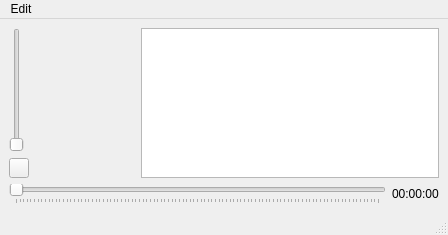
The window that app/src/mainwindow.ui (ailchuk/uamp) describes before a commit, drawn with Qt 5.
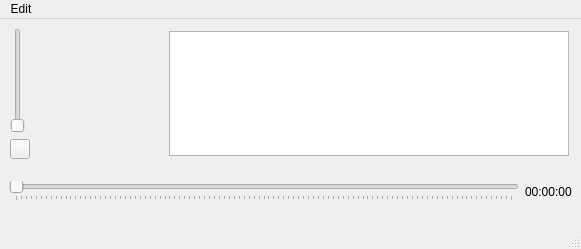
The same window after the commit. Icons and pictures are not drawn.

Commit message: other ui works but not player

The edit to the form file:
```diff
--- a/app/src/mainwindow.ui
+++ b/app/src/mainwindow.ui
@@ -6,8 +6,8 @@
    <rect>
     <x>0</x>
     <y>0</y>
-    <width>448</width>
-    <height>235</height>
+    <width>581</width>
+    <height>249</height>
    </rect>
   </property>
   <property name="windowTitle">
@@ -15,12 +15,20 @@
   </property>
   <widget class="QWidget" name="centralwidget">
    <layout class="QGridLayout" name="gridLayout">
-    <item row="0" column="0">
+    <item row="5" column="0">
+     <layout class="QVBoxLayout" name="verticalLayout_2">
+      <item>
      <layout class="QHBoxLayout" name="horizontalLayout">
       <item>
        <layout class="QVBoxLayout" name="verticalLayout">
         <item>
          <widget class="QSlider" name="verticalSliderVolume">
+            <property name="maximumSize">
+             <size>
+              <width>16777215</width>
+              <height>105</height>
+             </size>
+            </property>
           <property name="maximum">
            <number>100</number>
           </property>
@@ -51,21 +59,21 @@
       <item>
        <widget class="QLabel" name="coverLabelImage">
         <property name="sizePolicy">
-         <sizepolicy hsizetype="Fixed" vsizetype="Fixed">
+           <sizepolicy hsizetype="Maximum" vsizetype="Maximum">
           <horstretch>0</horstretch>
           <verstretch>0</verstretch>
          </sizepolicy>
         </property>
         <property name="minimumSize">
          <size>
-          <width>100</width>
-          <height>100</height>
+            <width>125</width>
+            <height>125</height>
          </size>
         </property>
         <property name="maximumSize">
          <size>
-          <width>100</width>
-          <height>100</height>
+            <width>125</width>
+            <height>125</height>
          </size>
         </property>
         <property name="text">
@@ -90,17 +98,32 @@
       </item>
       <item>
        <widget class="QTableView" name="playlistView">
+          <property name="sizePolicy">
+           <sizepolicy hsizetype="Maximum" vsizetype="Maximum">
+            <horstretch>0</horstretch>
+            <verstretch>0</verstretch>
+           </sizepolicy>
+          </property>
+          <property name="minimumSize">
+           <size>
+            <width>400</width>
+            <height>125</height>
+           </size>
+          </property>
         <property name="maximumSize">
          <size>
-          <width>300</width>
-          <height>16777215</height>
+            <width>16777215</width>
+            <height>125</height>
          </size>
         </property>
        </widget>
       </item>
      </layout>
     </item>
-    <item row="1" column="0">
+      <item>
+       <layout class="QHBoxLayout" name="horizontalLayout_3"/>
+      </item>
+      <item>
      <layout class="QHBoxLayout" name="horizontalLayout_2">
       <item>
        <widget class="QSlider" name="horizontalSliderSongProgress">
@@ -124,8 +147,7 @@
       </item>
      </layout>
     </item>
-    <item row="2" column="0">
-     <layout class="QHBoxLayout" name="horizontalLayout_3"/>
+     </layout>
     </item>
    </layout>
   </widget>
@@ -134,7 +156,7 @@
     <rect>
      <x>0</x>
      <y>0</y>
-     <width>448</width>
+     <width>581</width>
      <height>20</height>
     </rect>
    </property>
```
Lines whose indentation alone changed are shown as unchanged. The commit also changes 5 other files.
